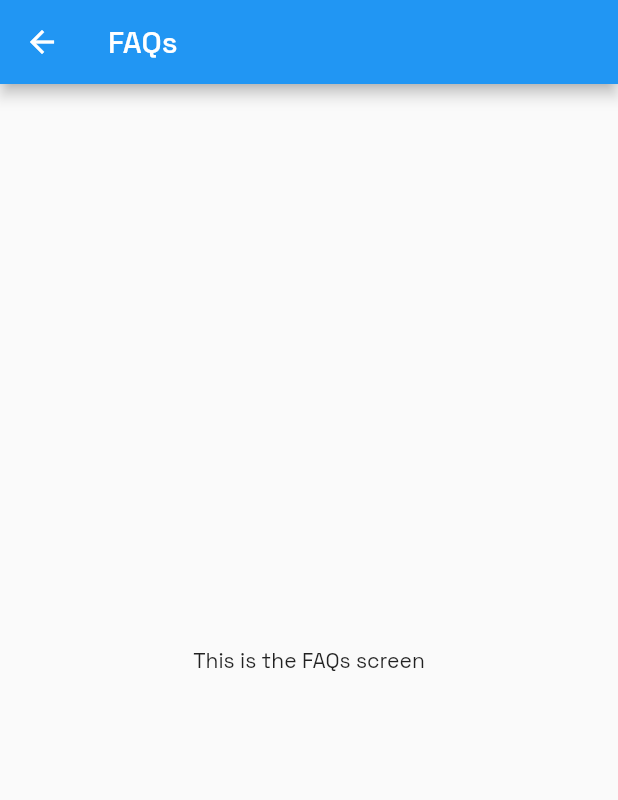
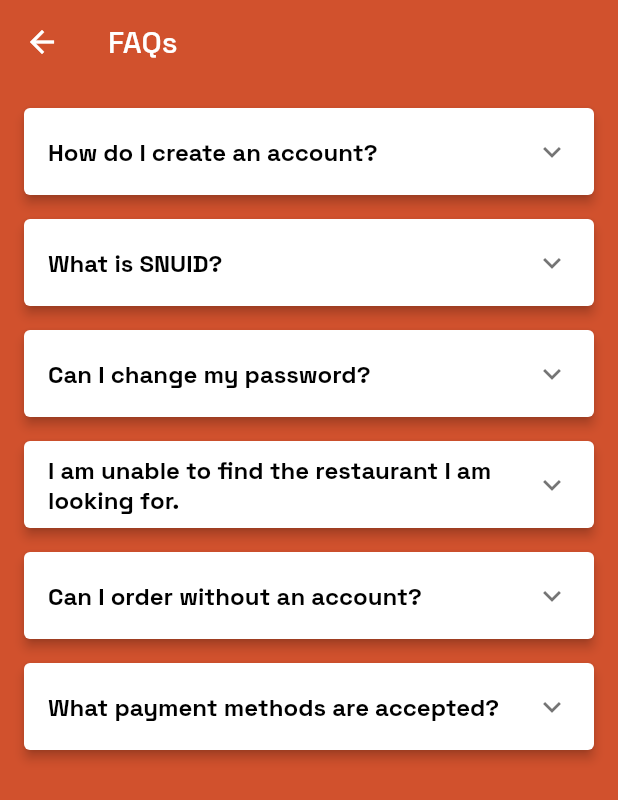
Before and after one commit to Ana4506/Feast, a Flutter app: the Profile screen opened directly, after a tap on "FAQs", on a phone screen of 412 x 824 dp. Shown: the top 800 px of the screen. Run offline on Flutter 3.47's test engine with Material 2 defaults, Android fonts, the phone set to English and light mode, and no system bars; our stand-ins replace equatable, google_fonts.

Commit message:
screens: FAQs, Navbar

```diff
--- a/lib/screens/profile.dart
+++ b/lib/screens/profile.dart
@@ -1,8 +1,7 @@
 import 'package:feast/screens/payment.dart';
 import 'package:feast/widgets/faqs.dart';
-import 'package:feast/widgets/favourites.dart';
 import 'package:feast/widgets/logout.dart';
-import 'package:feast/widgets/my_orders.dart';
+import 'package:feast/screens/my_orders.dart';
 import 'package:feast/widgets/personal_info.dart';
 import 'package:flutter/material.dart';
 
@@ -35,7 +34,9 @@ class _ProfileState extends State<Profile> {
         backgroundColor: Colors.transparent.withOpacity(0.0),
         elevation: 0,
       ),
-      body: Padding(
+      body: SingleChildScrollView(
+        scrollDirection: Axis.vertical,
+        child: Padding(
           padding: EdgeInsets.only(top: height * 0.05),
           child: Center(
             child: Column(
@@ -97,12 +98,10 @@ class _ProfileState extends State<Profile> {
                   ),
                   child: Column(
                     children: [
-                    buildProfileItem("My Orders", Icons.assignment_rounded, () {
+                      buildProfileItem("My Orders", Icons.assignment_rounded,
+                          () {
                         // Handle navigation to "My Orders" screen
                       }, Colors.blue, MyOrders()),
-                    buildProfileItem("Favorites", Icons.favorite_outline, () {
-                      // Handle navigation to "Favorites" screen
-                    }, Colors.purple, Favourites()),
                       buildProfileItem("FAQs", Icons.help_outline_sharp, () {
                         // Handle navigation to "FAQs" screen
                       }, Colors.orange, Faqs()),
@@ -132,7 +131,9 @@ class _ProfileState extends State<Profile> {
                     ],
                   ),
                 ),
+                SizedBox(height: height * 0.03),
               ],
+            ),
           ),
         ),
       ),
--- a/lib/widgets/faqs.dart
+++ b/lib/widgets/faqs.dart
@@ -1,17 +1,121 @@
 import 'package:flutter/material.dart';
 
 class Faqs extends StatelessWidget {
-  const Faqs({super.key});
+  const Faqs({Key? key});
 
   @override
   Widget build(BuildContext context) {
     return Scaffold(
+      backgroundColor: Color(0xffD1512D),
       appBar: AppBar(
-        title: Text('FAQs'),
+        iconTheme: const IconThemeData(color: Colors.white),
+        title: const Text(
+          'FAQs',
+          style: TextStyle(
+            color: Colors.white,
+            fontFamily: "Space Grotesk",
+          ),
+        ),
+        centerTitle: false,
+        backgroundColor: Colors.transparent.withOpacity(0.0),
+        elevation: 0,
       ),
-      body: Center(
-        child: Text('This is the FAQs screen'),
+      body: const SingleChildScrollView(
+        padding: EdgeInsets.all(16.0),
+        child: Column(
+          crossAxisAlignment: CrossAxisAlignment.start,
+          children: [
+            FaqItem(
+              question: 'How do I create an account?',
+              answer:
+                  'To create an account, click on the "Sign Up" button and follow the instructions to provide your details.',
+            ),
+            FaqItem(
+              question: 'What is SNUID?',
+              answer:
+                  'SNUID is your college email id for logging into the app.',
+            ),
+            FaqItem(
+              question: 'Can I change my password?',
+              answer:
+                  'No, you cannot change your password in the app settings.',
+            ),
+            FaqItem(
+              question: 'I am unable to find the restaurant I am looking for.',
+              answer:
+                  'The restaurant might be closed. You can try searching for other restaurants or try again after sometime.',
+            ),
+            FaqItem(
+              question: 'Can I order without an account?',
+              answer:
+                  'No, you need to have an account to place orders. This helps us provide a personalized experience and track your order history.',
+            ),
+            FaqItem(
+              question: 'What payment methods are accepted?',
+              answer:
+                  'We accept various payment methods, including pay on spot, and popular digital wallets. You can check the available options during the checkout process.',
+            ),
+          ],
+        ),
       ),
     );
   }
 }
+
+class FaqItem extends StatefulWidget {
+  final String question;
+  final String answer;
+
+  const FaqItem({
+    required this.question,
+    required this.answer,
+    Key? key,
+  }) : super(key: key);
+
+  @override
+  _FaqItemState createState() => _FaqItemState();
+}
+
+class _FaqItemState extends State<FaqItem> {
+  bool _isExpanded = false;
+
+  @override
+  Widget build(BuildContext context) {
+    return Card(
+      elevation: 3.0,
+      margin: EdgeInsets.only(bottom: 16.0),
+      child: ExpansionTile(
+        title: GestureDetector(
+          onTap: () {
+            setState(() {
+              _isExpanded = !_isExpanded;
+            });
+          },
+          child: Text(
+            widget.question,
+            style: TextStyle(
+              fontWeight: FontWeight.bold,
+              color: _isExpanded ? Color(0xffD1512D) : Colors.black,
+            ),
+          ),
+        ),
+        onExpansionChanged: (isExpanded) {
+          setState(() {
+            _isExpanded = isExpanded;
+          });
+        },
+        children: [
+          Padding(
+            padding: const EdgeInsets.all(16.0),
+            child: Text(
+              widget.answer,
+              style: TextStyle(
+                color: _isExpanded ? Colors.black : Color(0xffD1512D),
+              ),
+            ),
+          ),
+        ],
+      ),
+    );
+  }
+}
```
Also changed, not shown: lib/models/navbar.dart (+4 -8 lines), lib/screens/wishlist.dart (deleted, +0 -22 lines), lib/widgets/my_orders.dart (deleted, +0 -17 lines), 9 other files. Lines whose indentation alone changed are shown as unchanged.
